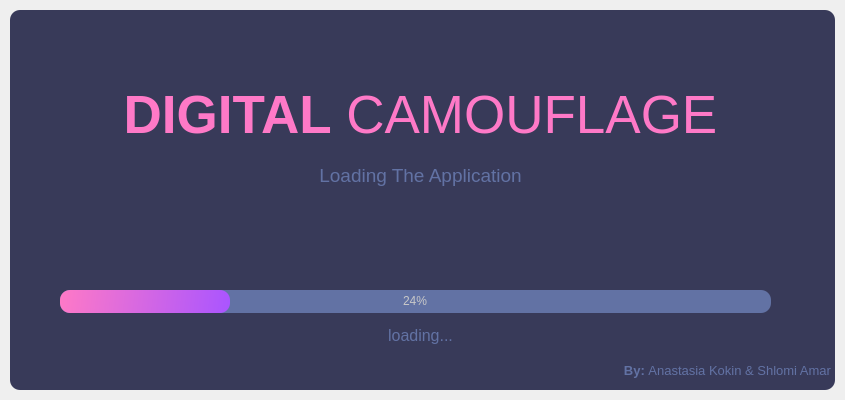
The window that GUI/UI/SplashScreen.ui (shlomi1074/Camouflage-Final-Project) describes before a commit, drawn with Qt 5.
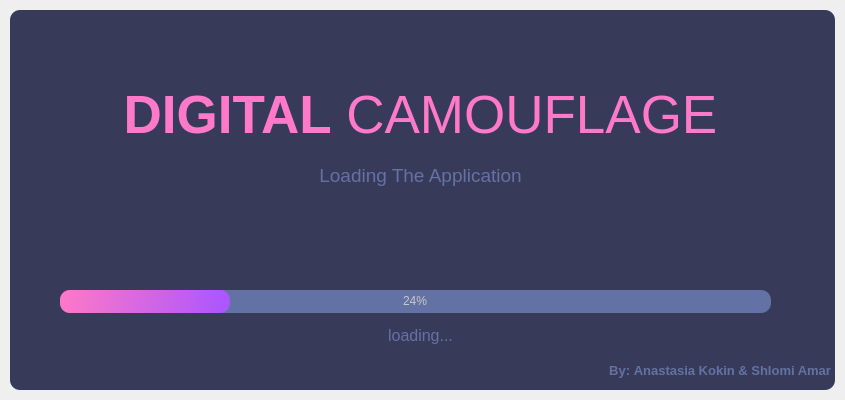
The same window after the commit. Icons and pictures are not drawn.

```diff
--- a/GUI/UI/SplashScreen.ui
+++ b/GUI/UI/SplashScreen.ui
@@ -164,8 +164,8 @@
         <font>
          <family>Segoe UI</family>
          <pointsize>10</pointsize>
-         <weight>50</weight>
-         <bold>false</bold>
+         <weight>75</weight>
+         <bold>true</bold>
         </font>
        </property>
        <property name="styleSheet">
```
